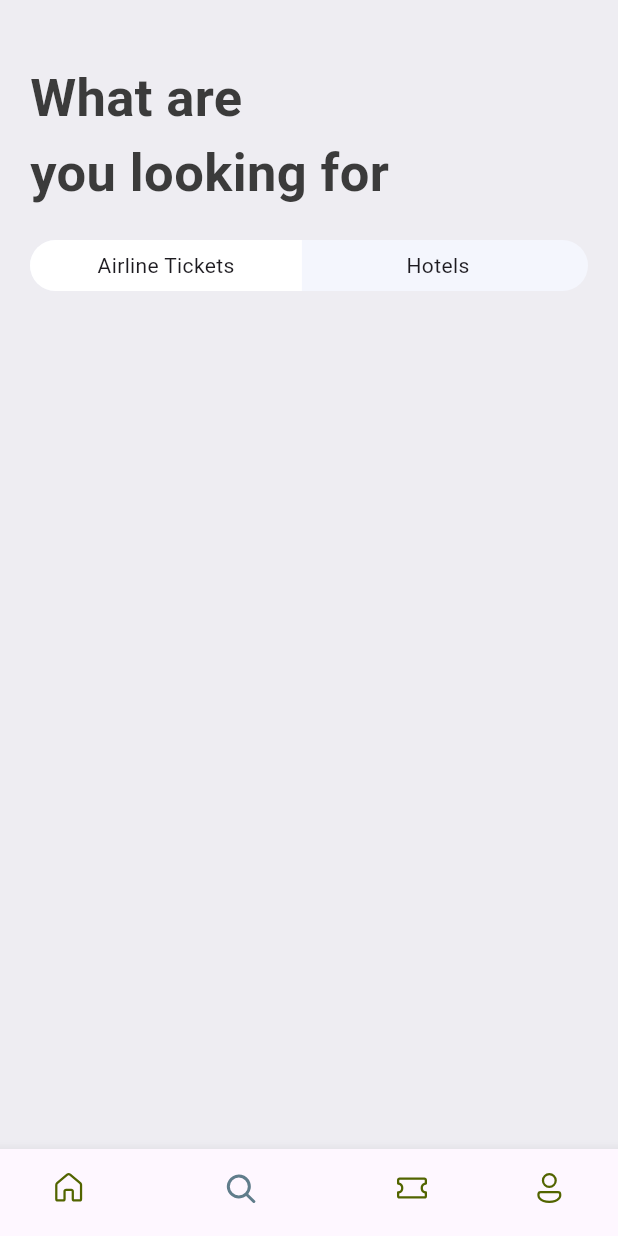
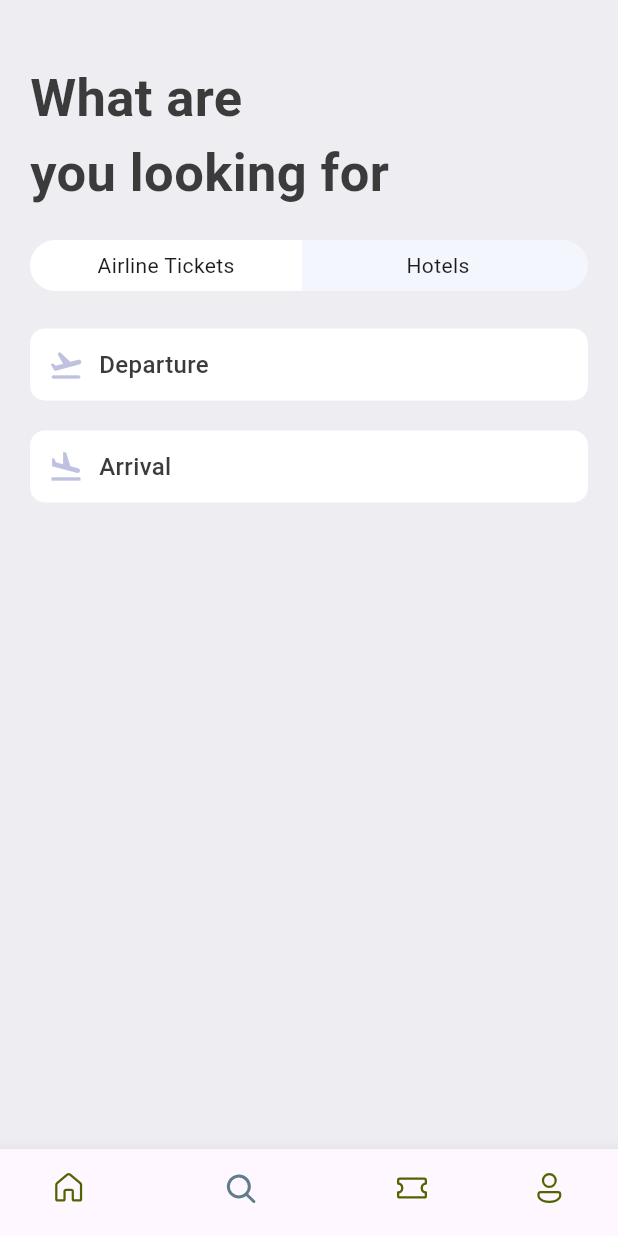
Before and after one commit to MasieJr/ticket_app, a Flutter app: the screen it shows after launch, item 2 of the bottom bar chosen, on a phone screen of 412 x 824 dp. Run offline on Flutter 3.47's test engine with Material 3 defaults, Android fonts, the phone set to English and light mode, and no system bars; our stand-ins replace fluentui_icons.

Commit message:
More Tabs

```diff
--- a/lib/base/res/styles/app_styles.dart
+++ b/lib/base/res/styles/app_styles.dart
@@ -10,6 +10,7 @@ class AppStyles {
   static Color ticketBlue = const Color(0xFF526799);
   static Color ticketRed = const Color(0xFFF37B67);
   static Color kakiColor = const Color(0xFFd2bdb6);
+  static Color planeColor = const Color(0xFFBFC2DF);
 
 //TextStyles
   static TextStyle textStyle = TextStyle(
--- a/lib/screens/search/search_screen.dart
+++ b/lib/screens/search/search_screen.dart
@@ -1,5 +1,6 @@
 import 'package:flutter/material.dart';
 import 'package:ticket_app/base/res/styles/app_styles.dart';
+import 'package:ticket_app/screens/search/widgets/app_text_icon.dart';
 import 'package:ticket_app/screens/search/widgets/app_ticket_tab.dart';
 
 class SearchScreen extends StatelessWidget {
@@ -25,6 +26,20 @@ class SearchScreen extends StatelessWidget {
             height: 20,
           ),
           const AppTicketTab(),
+          const SizedBox(
+            height: 25,
+          ),
+          const AppTextIcon(
+            text: "Departure",
+            icon: Icons.flight_takeoff_rounded,
+          ),
+          const SizedBox(
+            height: 20,
+          ),
+          const AppTextIcon(
+            text: "Arrival",
+            icon: Icons.flight_land_outlined,
+          ),
         ],
       ),
     );
--- a/lib/screens/search/widgets/app_tabs.dart
+++ b/lib/screens/search/widgets/app_tabs.dart
@@ -23,7 +23,9 @@ class AppTabs extends StatelessWidget {
         ),
         color: isSelected == true ? Colors.white : Colors.transparent,
       ),
-      child: Center(child: Text(tabName)),
+      child: Center(
+        child: Text(tabName),
+      ),
     );
   }
 }
--- /dev/null
+++ b/lib/screens/search/widgets/app_text_icon.dart
@@ -0,0 +1,37 @@
+import 'package:flutter/material.dart';
+import 'package:ticket_app/base/res/styles/app_styles.dart';
+
+class AppTextIcon extends StatelessWidget {
+  final IconData icon;
+  final String text;
+  const AppTextIcon({super.key, required this.icon, required this.text});
+
+  @override
+  Widget build(BuildContext context) {
+    return Container(
+      padding: const EdgeInsets.symmetric(
+        vertical: 12,
+        horizontal: 12,
+      ),
+      decoration: BoxDecoration(
+        borderRadius: BorderRadius.circular(10),
+        color: Colors.white,
+      ),
+      child: Row(
+        children: [
+          Icon(
+            icon,
+            color: AppStyles.planeColor,
+          ),
+          const SizedBox(
+            width: 10,
+          ),
+          Text(
+            text,
+            style: AppStyles.textStyle,
+          )
+        ],
+      ),
+    );
+  }
+}
```
